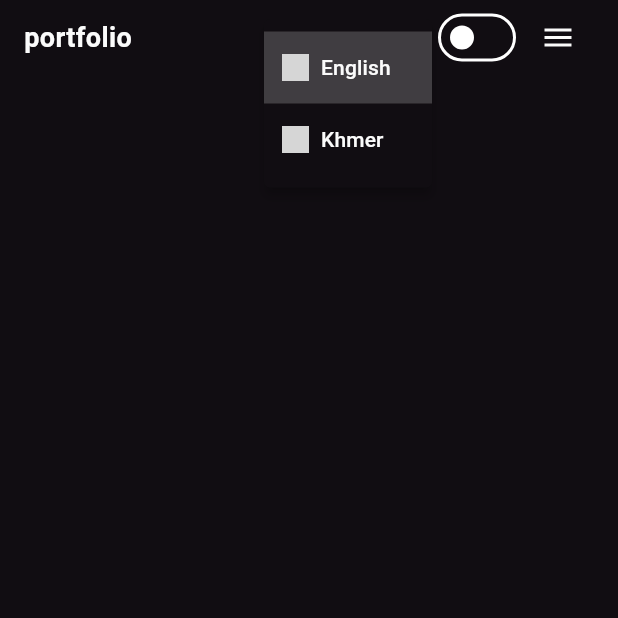
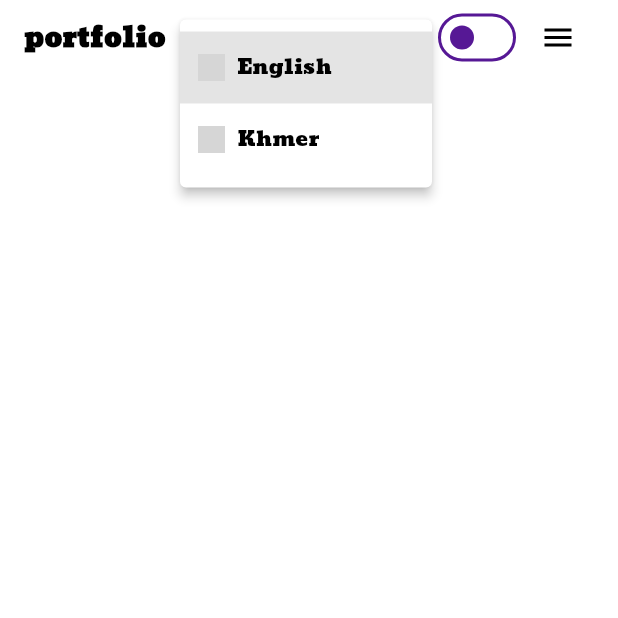
Before and after one commit to phallymakara/web_app_portfolio, a Flutter app: the screen it shows after launch, after a tap on "En", on a phone screen of 412 x 824 dp, the top half of it. Run offline on Flutter 3.47's test engine with Material 3 defaults, Android fonts, the phone set to English and light mode, and no system bars; our stand-ins replace flutter_riverpod, flutter_svg, gap, riverpod_annotation, shared_preferences; generated files the repository leaves out were written again; grey boxes are pictures that could not be loaded.

Commit message:
Working with theme dark and light mode

```diff
--- a/lib/l10n/app_en.arb
+++ b/lib/l10n/app_en.arb
@@ -1,6 +1,6 @@
 {
   "home": "Home",
-  "courses": "Courses",
+  "courses": "Skill",
   "blog": "Blog",
   "aboutMe": "About me"
 }
--- a/lib/l10n/app_km.arb
+++ b/lib/l10n/app_km.arb
@@ -1,3 +1,6 @@
 {
-  "home": "ទំព័រដើម"
+  "home": "ទំព័រដើម",
+  "courses": "ជំនាញ",
+  "blog": "ប្លុក",
+  "aboutMe": "អំពីខ្ញុំ"
 }
--- a/lib/main.dart
+++ b/lib/main.dart
@@ -1,9 +1,10 @@
 import 'package:flutter/material.dart';
 import 'package:flutter_localizations/flutter_localizations.dart';
 import 'package:flutter_riverpod/flutter_riverpod.dart';
-import 'package:portfolio/app_local_controller.dart';
+import 'package:portfolio/shared/app_local_controller.dart';
 import 'package:portfolio/home_page.dart';
 import 'package:flutter_gen/gen_l10n/app_localizations.dart';
+import 'package:portfolio/shared/app_theme_controller.dart';
 import 'package:portfolio/styles/app_theme.dart';
 
 void main() {
@@ -16,6 +17,9 @@ class MainApp extends ConsumerWidget {
   @override
   Widget build(BuildContext context, WidgetRef ref) {
     final locale = ref.watch(appLocalControllerProvider);
+    final theme = ref.watch(appThemeControllerProvider);
+
+    // Replace with your fo
     return MaterialApp(
       localizationsDelegates: [
         AppLocalizations.delegate,
@@ -24,8 +28,9 @@ class MainApp extends ConsumerWidget {
         GlobalCupertinoLocalizations.delegate,
       ],
       supportedLocales: const [Locale('en'), Locale('km')],
-      darkTheme: AppTheme.dark,
-      themeMode: ThemeMode.dark,
+      darkTheme: AppTheme(fontFamily: _fontfamily(locale.value)).dark,
+      theme: AppTheme(fontFamily: _fontfamily(locale.value)).light,
+      themeMode: theme.value,
       debugShowCheckedModeBanner: false,
       locale: locale.when(
         data: (locale) => Locale(locale),
@@ -35,4 +40,8 @@ class MainApp extends ConsumerWidget {
       home: const MyHomePage(),
     );
   }
+
+  String _fontfamily(String? locale) {
+    return (locale ?? 'en') == 'en' ? 'Angkor' : 'khmer';
+  }
 }
--- a/lib/shared/app_shared.dart
+++ b/lib/shared/app_shared.dart
@@ -1,7 +1,10 @@
+import 'package:flutter/material.dart';
 import 'package:shared_preferences/shared_preferences.dart';
 
 class AppSharedPref {
   static const LocaleKey = 'app_locale';
+  static const ThemeKey = 'app_theme';
+
   static Future<void> setAppLocale(String locale) async {
     final sharedPref = await SharedPreferences.getInstance();
     sharedPref.setString(LocaleKey, locale);
@@ -11,4 +14,16 @@ class AppSharedPref {
     final sharedPref = await SharedPreferences.getInstance();
     return sharedPref.getString(LocaleKey) ?? 'en';
   }
+
+  static Future<void> setAppTheme(String theme) async {
+    final sharedPref = await SharedPreferences.getInstance();
+    sharedPref.setString(ThemeKey, theme);
+  }
+
+  static Future<ThemeMode> getAppTheme() async {
+    final sharedPref = await SharedPreferences.getInstance();
+    return sharedPref.getString(ThemeKey) == 'light'
+        ? ThemeMode.light
+        : ThemeMode.dark;
+  }
 }
--- /dev/null
+++ b/lib/shared/app_theme_controller.dart
@@ -0,0 +1,18 @@
+import 'package:flutter/material.dart';
+import 'package:portfolio/shared/app_shared.dart';
+import 'package:riverpod_annotation/riverpod_annotation.dart';
+part 'app_theme_controller.g.dart';
+
+@Riverpod(keepAlive: true)
+class AppThemeController extends _$AppThemeController {
+  @override
+  Future<ThemeMode> build() async {
+    final theme = await AppSharedPref.getAppTheme();
+    return theme == 'dark' ? ThemeMode.dark : ThemeMode.light;
+  }
+
+  Future<void> changeTheme(ThemeMode theme) async {
+    await AppSharedPref.setAppTheme(theme == ThemeMode.dark ? 'dark' : 'light');
+    state = AsyncData(theme);
+  }
+}
--- a/lib/styles/app_theme.dart
+++ b/lib/styles/app_theme.dart
@@ -1,15 +1,154 @@
 import 'package:flutter/material.dart';
-import 'package:portfolio/styles/app_colors.dart';
+
+class AppColors {
+  static const primaryColor = Color(0xFF561895);
+
+  static const gray = {100: Color(0xFFF5F5F5), 800: Color(0xFF424242)};
+}
+
+// const String fontFamily = 'YourFontFamily'; // Replace with your font family
 
 class AppTheme {
-  static ThemeData get dark => ThemeData(
-    colorScheme: ColorScheme.dark(
+  final String fontFamily;
+
+  const AppTheme({required this.fontFamily});
+
+  ThemeData get dark => getDarkTheme();
+  ThemeData get light => getLightTheme();
+
+  ThemeData getLightTheme() => _getThemeData(
+    colorScheme: const ColorScheme.light(
       primary: AppColors.primaryColor,
-      surface: AppColors.darkBackgroundColor,
-      onSurface: AppColors.gray[100]!,
+      background: Colors.white,
+      surface: Colors.white,
+      onSurface: Colors.black,
+      outline: AppColors.primaryColor,
     ),
-    useMaterial3: true,
-    scaffoldBackgroundColor: AppColors.darkBackgroundColor,
-    appBarTheme: AppBarTheme(color: AppColors.gray[900]),
+    scaffoldBackgroundColor: Colors.white,
+    appBarTheme: AppBarTheme(
+      backgroundColor: Colors.white.withOpacity(0.8),
+      elevation: 0,
+      titleTextStyle: TextStyle(
+        color: Colors.black,
+        fontFamily: fontFamily,
+        fontWeight: FontWeight.bold,
+        fontSize: 20,
+      ),
+    ),
+    elevatedButtonTextStyle: _getLightElevatedButtonTextStyle(),
+    outlinedButtonTextStyle: _getLightOutlinedButtonTextStyle(),
   );
+
+  ThemeData getDarkTheme() => _getThemeData(
+    colorScheme: const ColorScheme.dark(
+      primary: AppColors.primaryColor,
+      background: Colors.black,
+      surface: Colors.black,
+      onSurface: Colors.white,
+      outline: AppColors.primaryColor,
+    ),
+    scaffoldBackgroundColor: Colors.black,
+    appBarTheme: AppBarTheme(
+      backgroundColor: Colors.black.withOpacity(0.8),
+      elevation: 0,
+      titleTextStyle: TextStyle(
+        color: Colors.white,
+        fontFamily: fontFamily,
+        fontWeight: FontWeight.bold,
+        fontSize: 20,
+      ),
+    ),
+    elevatedButtonTextStyle: _getDarkElevatedButtonTextStyle(),
+    outlinedButtonTextStyle: _getDarkOutlinedButtonTextStyle(),
+  );
+
+  ThemeData _getThemeData({
+    required ColorScheme colorScheme,
+    required WidgetStateProperty<TextStyle> elevatedButtonTextStyle,
+    required WidgetStateProperty<TextStyle> outlinedButtonTextStyle,
+    required Color scaffoldBackgroundColor,
+    required AppBarTheme appBarTheme,
+  }) {
+    return ThemeData(
+      colorScheme: colorScheme,
+      useMaterial3: true,
+      fontFamily: fontFamily,
+      scaffoldBackgroundColor: scaffoldBackgroundColor,
+      appBarTheme: appBarTheme,
+      elevatedButtonTheme: ElevatedButtonThemeData(
+        style: ButtonStyle(
+          fixedSize: const WidgetStatePropertyAll(Size.fromHeight(40)),
+          backgroundColor: _primaryButtonStates,
+          padding: WidgetStatePropertyAll(
+            const EdgeInsets.symmetric(horizontal: 24, vertical: 10),
+          ),
+          textStyle: elevatedButtonTextStyle,
+        ),
+      ),
+      outlinedButtonTheme: OutlinedButtonThemeData(
+        style: ButtonStyle(
+          fixedSize: const WidgetStatePropertyAll(Size.fromHeight(40)),
+          side: _outlineButtonStates,
+          padding: WidgetStatePropertyAll(
+            const EdgeInsets.symmetric(horizontal: 24, vertical: 10),
+          ),
+          textStyle: outlinedButtonTextStyle,
+        ),
+      ),
+    );
+  }
+
+  WidgetStateProperty<Color> get _primaryButtonStates =>
+      WidgetStateProperty.resolveWith<Color>((states) {
+        if (states.contains(WidgetState.hovered) ||
+            states.contains(WidgetState.pressed)) {
+          return AppColors.primaryColor.withOpacity(0.7);
+        }
+        return AppColors.primaryColor;
+      });
+
+  WidgetStateProperty<BorderSide> get _outlineButtonStates =>
+      WidgetStateProperty.resolveWith<BorderSide>((states) {
+        if (states.contains(WidgetState.hovered) ||
+            states.contains(WidgetState.pressed)) {
+          return BorderSide(color: AppColors.primaryColor.withOpacity(0.7));
+        }
+        return const BorderSide(color: AppColors.primaryColor);
+      });
+
+  WidgetStatePropertyAll<TextStyle> _getDarkElevatedButtonTextStyle() =>
+      WidgetStatePropertyAll(
+        TextStyle(
+          color: AppColors.gray[100],
+          fontFamily: fontFamily,
+          fontWeight: FontWeight.w500,
+        ),
+      );
+
+  WidgetStatePropertyAll<TextStyle> _getLightElevatedButtonTextStyle() =>
+      WidgetStatePropertyAll(
+        TextStyle(
+          color: Colors.white,
+          fontFamily: fontFamily,
+          fontWeight: FontWeight.w500,
+        ),
+      );
+
+  WidgetStatePropertyAll<TextStyle> _getDarkOutlinedButtonTextStyle() =>
+      WidgetStatePropertyAll(
+        TextStyle(
+          color: AppColors.gray[100],
+          fontFamily: fontFamily,
+          fontWeight: FontWeight.w500,
+        ),
+      );
+
+  WidgetStatePropertyAll<TextStyle> _getLightOutlinedButtonTextStyle() =>
+      WidgetStatePropertyAll(
+        TextStyle(
+          color: AppColors.gray[800],
+          fontFamily: fontFamily,
+          fontWeight: FontWeight.w500,
+        ),
+      );
 }
--- a/lib/widgets/appBar/my_app_bar.dart
+++ b/lib/widgets/appBar/my_app_bar.dart
@@ -1,8 +1,10 @@
+import 'package:flutter_riverpod/flutter_riverpod.dart';
 import 'package:flutter/material.dart';
 import 'package:portfolio/app_text_styles.dart';
 import 'package:portfolio/constant/app_menu_list.dart';
 // import 'package:portfolio/app_text_styles.dart';
 import 'package:portfolio/extension.dart';
+import 'package:portfolio/shared/app_theme_controller.dart';
 import 'package:portfolio/styles/app_sizes.dart';
 import 'package:portfolio/widgets/appBar/app_bar_drawer_icon.dart';
 import 'package:portfolio/widgets/language_switch.dart';
@@ -91,11 +93,19 @@ class LargeAppBarMenuItem extends StatelessWidget {
   }
 }
 
-class ThemeToggle extends StatelessWidget {
+class ThemeToggle extends ConsumerWidget {
   const ThemeToggle({super.key});
 
   @override
-  Widget build(BuildContext context) {
-    return Switch(value: false, onChanged: (value) {});
+  Widget build(BuildContext context, ref) {
+    final State = ref.watch(appThemeControllerProvider);
+    return Switch(
+      value: State.value == ThemeMode.dark,
+      onChanged: (value) {
+        ref
+            .read(appThemeControllerProvider.notifier)
+            .changeTheme(value ? ThemeMode.dark : ThemeMode.light);
+      },
+    );
   }
 }
--- a/lib/widgets/language_switch.dart
+++ b/lib/widgets/language_switch.dart
@@ -2,7 +2,7 @@ import 'package:flutter_riverpod/flutter_riverpod.dart';
 import 'package:flutter/material.dart';
 import 'package:flutter_svg/svg.dart';
 import 'package:gap/gap.dart';
-import 'package:portfolio/app_local_controller.dart';
+import 'package:portfolio/shared/app_local_controller.dart';
 import 'package:portfolio/constant/app_icon.dart';
 import 'package:portfolio/extension.dart';
 import 'package:portfolio/widgets/seo_text.dart';
```
Also changed, not shown: pubspec.yaml (+14 -2 lines), assets/icons/fonts/Angkor-Regular.ttf (added), assets/icons/fonts/KantumruyPro-Italic-VariableFont_wght.ttf (added), assets/icons/fonts/KantumruyPro-VariableFont_wght.ttf (added), assets/icons/fonts/Khmer-Regular.ttf (added), lib/shared/app_local_controller.dart (renamed from lib/app_local_controller.dart), lib/shared/app_local_controller.g.dart (renamed from lib/app_local_controller.g.dart), lib/shared/app_theme_controller.g.dart (added).
